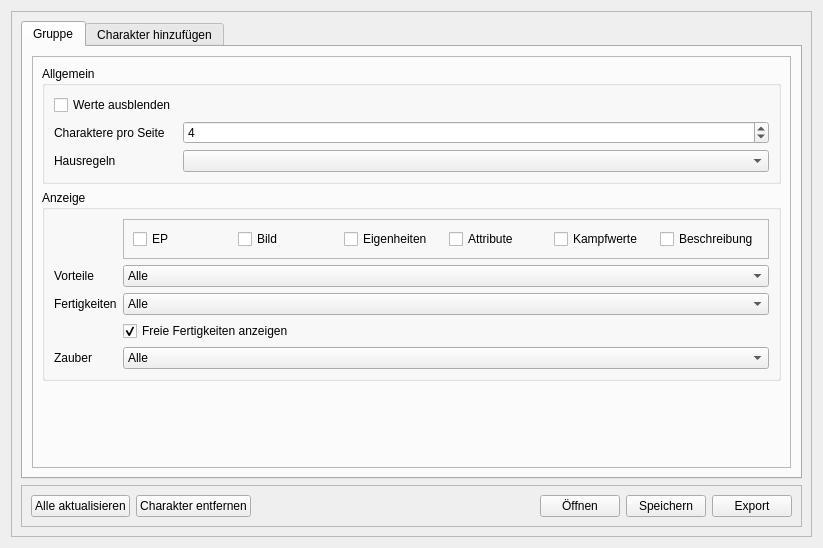
This is UI/MainForm.ui in Ilaris-Tools/SephrastoGruppenBogen as Qt 5 draws it before an edit. The edited form follows.
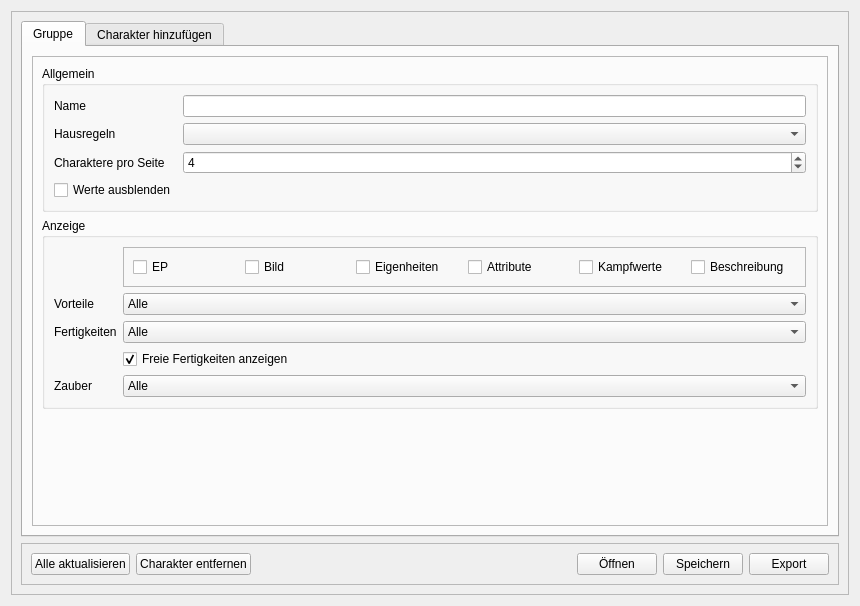
This is the edited form. Icons and pictures are not drawn.

What changed in the file:
```diff
--- a/UI/MainForm.ui
+++ b/UI/MainForm.ui
@@ -6,8 +6,8 @@
    <rect>
     <x>0</x>
     <y>0</y>
-    <width>823</width>
-    <height>548</height>
+    <width>860</width>
+    <height>606</height>
    </rect>
   </property>
   <property name="windowTitle">
@@ -48,24 +48,14 @@
                 <string>Allgemein</string>
                </property>
                <layout class="QFormLayout" name="formLayout">
-                <item row="0" column="0">
-                 <widget class="QCheckBox" name="cbWertlos">
-                  <property name="toolTip">
-                   <string>&lt;html&gt;&lt;head/&gt;&lt;body&gt;&lt;p&gt;Bogen ohne Werte exportieren, um sie händisch eintragen zu können.&lt;/p&gt;&lt;/body&gt;&lt;/html&gt;</string>
-                  </property>
-                  <property name="text">
-                   <string>Werte ausblenden</string>
-                  </property>
-                 </widget>
-                </item>
-                <item row="1" column="0">
+                <item row="6" column="0">
                  <widget class="QLabel" name="label_2">
                   <property name="text">
                    <string>Charaktere pro Seite</string>
                   </property>
                  </widget>
                 </item>
-                <item row="1" column="1">
+                <item row="6" column="1">
                  <widget class="QSpinBox" name="sbColumns">
                   <property name="minimum">
                    <number>1</number>
@@ -78,15 +68,35 @@
                   </property>
                  </widget>
                 </item>
-                <item row="6" column="0">
+                <item row="2" column="1">
+                 <widget class="QComboBox" name="cbHausregeln"/>
+                </item>
+                <item row="2" column="0">
                  <widget class="QLabel" name="label">
                   <property name="text">
                    <string>Hausregeln</string>
                   </property>
                  </widget>
                 </item>
-                <item row="6" column="1">
-                 <widget class="QComboBox" name="cbHausregeln"/>
+                <item row="7" column="0">
+                 <widget class="QCheckBox" name="cbWertlos">
+                  <property name="toolTip">
+                   <string>&lt;html&gt;&lt;head/&gt;&lt;body&gt;&lt;p&gt;Bogen ohne Werte exportieren, um sie händisch eintragen zu können.&lt;/p&gt;&lt;/body&gt;&lt;/html&gt;</string>
+                  </property>
+                  <property name="text">
+                   <string>Werte ausblenden</string>
+                  </property>
+                 </widget>
+                </item>
+                <item row="0" column="0">
+                 <widget class="QLabel" name="label_6">
+                  <property name="text">
+                   <string>Name</string>
+                  </property>
+                 </widget>
+                </item>
+                <item row="0" column="1">
+                 <widget class="QLineEdit" name="leName"/>
                 </item>
                </layout>
               </widget>
```
